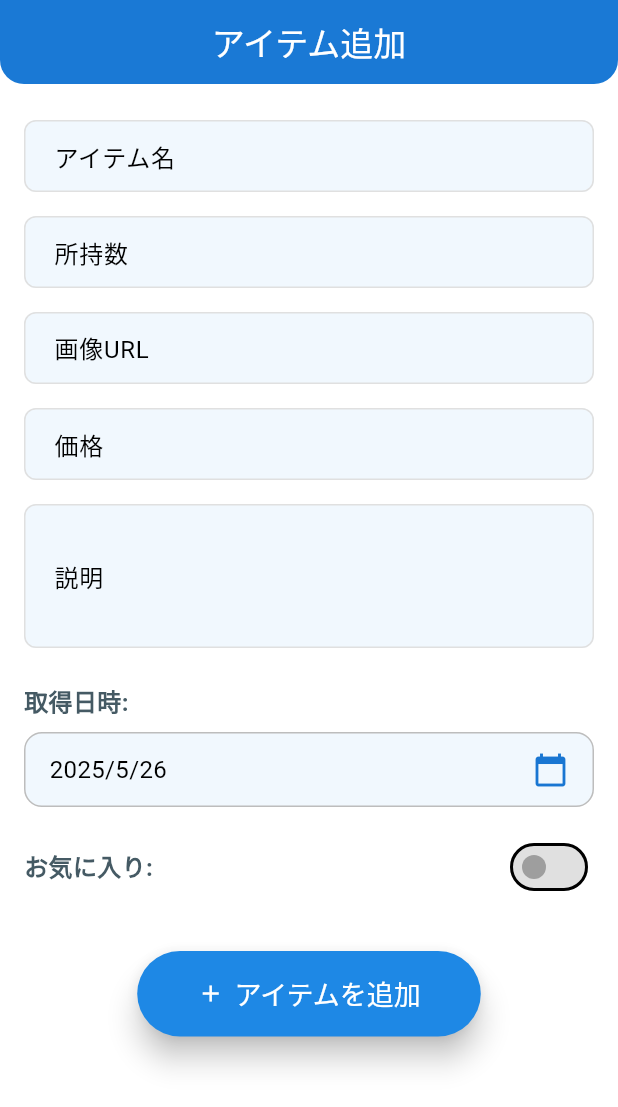
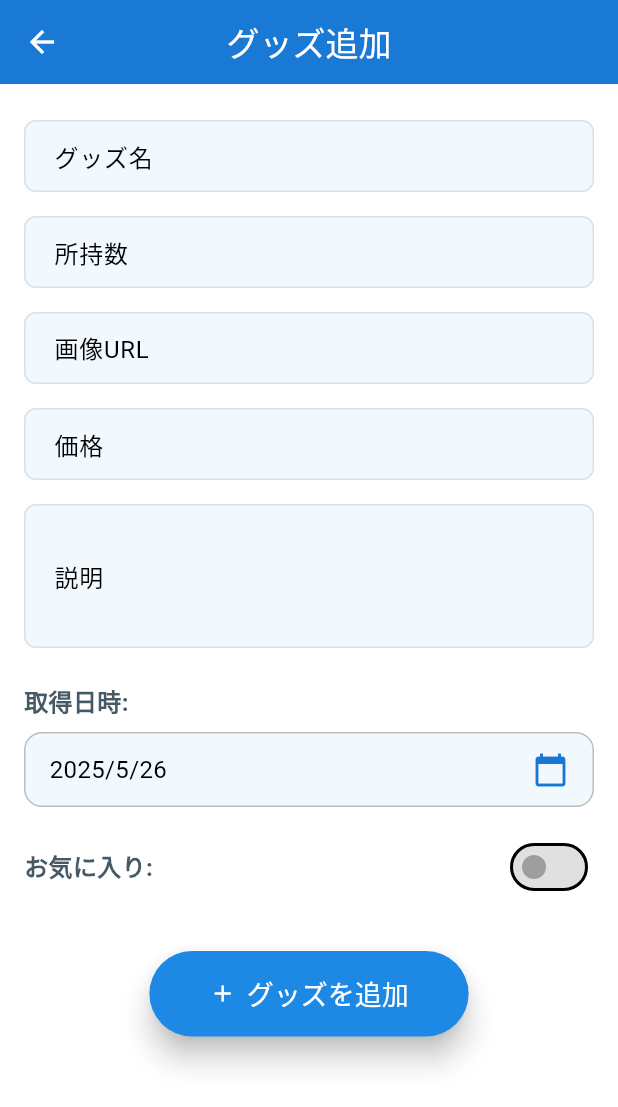
Before and after one commit to Neah999/OtakuApp, a Flutter app: the ItemAddPage screen opened by its route, on a phone screen of 412 x 824 dp. Shown: the top 1107 px of the screen. Run offline on Flutter 3.47's test engine with Material 3 defaults, Android fonts, the light colour scheme and no system bars; our stand-ins replace device_preview, flutter_hooks, freezed_annotation, go_router, hooks_riverpod, riverpod_annotation; generated files the repository leaves out were written again; network calls fail; Roboto replaces fonts that are missing (NotoSansJP).

Commit message:
リファクタリング

```diff
--- a/frontend/lib/application/usecases/add_item.dart
+++ b/frontend/lib/application/usecases/add_item.dart
@@ -3,7 +3,7 @@ import '../../domain/entities/item.dart';
 import '../../domain/repositories/item_repository.dart';
 import '../../infrastructure/repositories/item_repository_impl.dart'; // 実装をインポート
 
-// アイテムを追加するユースケース
+// グッズを追加するユースケース
 class AddItemUseCase {
   final ItemRepository _repository;
 
--- a/frontend/lib/application/usecases/delete_item.dart
+++ b/frontend/lib/application/usecases/delete_item.dart
@@ -2,7 +2,7 @@ import 'package:hooks_riverpod/hooks_riverpod.dart';
 import '../../domain/repositories/item_repository.dart';
 import '../../infrastructure/repositories/item_repository_impl.dart'; // 実装をインポート
 
-// アイテムを削除するユースケース
+// グッズを削除するユースケース
 class DeleteItemUseCase {
   final ItemRepository _repository;
 
--- a/frontend/lib/application/usecases/get_items.dart
+++ b/frontend/lib/application/usecases/get_items.dart
@@ -3,7 +3,7 @@ import '../../domain/entities/item.dart';
 import '../../domain/repositories/item_repository.dart';
 import '../../infrastructure/repositories/item_repository_impl.dart'; // 実装をインポート
 
-// アイテムリストを取得するユースケース
+// グッズリストを取得するユースケース
 class GetItemsUseCase {
   final ItemRepository _repository;
 
--- a/frontend/lib/application/usecases/update_item.dart
+++ b/frontend/lib/application/usecases/update_item.dart
@@ -3,7 +3,7 @@ import '../../domain/entities/item.dart';
 import '../../domain/repositories/item_repository.dart';
 import '../../infrastructure/repositories/item_repository_impl.dart'; // 実装をインポート
 
-// アイテムを更新するユースケース
+// グッズを更新するユースケース
 class UpdateItemUseCase {
   final ItemRepository _repository;
 
--- a/frontend/lib/domain/entities/item.dart
+++ b/frontend/lib/domain/entities/item.dart
@@ -8,7 +8,7 @@ part 'item.g.dart';
 class Item with _$Item {
   const factory Item({
     required String id, // ユニークなID
-    required String name, // アイテム名
+    required String name, // グッズ名
     required int quantity, // 個数
     String? imageUrl, // 画像URL
     @Default(false) bool isFavorite, // お気に入り状態
--- a/frontend/lib/presentation/notifiers/item_notifiers.dart
+++ b/frontend/lib/presentation/notifiers/item_notifiers.dart
@@ -7,7 +7,7 @@ import '../../application/usecases/delete_item.dart';
 
 part 'item_notifiers.g.dart';
 
-// アイテムリストの状態を管理するAsyncNotifierProvider
+// グッズリストの状態を管理するAsyncNotifierProvider
 @riverpod
 class ItemsNotifier extends _$ItemsNotifier {
   @override
--- a/frontend/lib/presentation/pages/item_add_page.dart
+++ b/frontend/lib/presentation/pages/item_add_page.dart
@@ -5,6 +5,7 @@ import 'package:go_router/go_router.dart';
 import '../../domain/entities/item.dart';
 import '../../presentation/notifiers/item_notifiers.dart';
 import 'package:uuid/uuid.dart'; // ユニークID生成用
+import '../widgets/app_bar_widget.dart';
 
 class ItemAddPage extends HookConsumerWidget {
   const ItemAddPage({super.key});
@@ -23,31 +24,50 @@ class ItemAddPage extends HookConsumerWidget {
     final formKey = useMemoized(() => GlobalKey<FormState>(), []);
 
     return Scaffold(
-      appBar: AppBar(
-        title: const Text('アイテム追加'),
-        centerTitle: true,
-        backgroundColor: Colors.blue.shade700,
-        foregroundColor: Colors.white,
-        elevation: 4,
-        shape: const RoundedRectangleBorder(
-          borderRadius: BorderRadius.vertical(
-            bottom: Radius.circular(16),
-          ),
-        ),
+      appBar: ItemAppBar(
+        type: AppBarType.add,
+        onActionPressed: () => context.go('/'),
       ),
       body: SingleChildScrollView(
         padding: const EdgeInsets.all(16.0),
         child: Form(
           key: formKey,
-          child: Column(
+          child: _buildTextFieldColumn(
+              nameController,
+              quantityController,
+              imageUrlController,
+              priceController,
+              descriptionController,
+              context,
+              acquisitionDate,
+              isFavorite,
+              formKey,
+              ref),
+        ),
+      ),
+    );
+  }
+
+  Column _buildTextFieldColumn(
+      TextEditingController nameController,
+      TextEditingController quantityController,
+      TextEditingController imageUrlController,
+      TextEditingController priceController,
+      TextEditingController descriptionController,
+      BuildContext context,
+      ValueNotifier<DateTime> acquisitionDate,
+      ValueNotifier<bool> isFavorite,
+      GlobalKey<FormState> formKey,
+      WidgetRef ref) {
+    return Column(
       crossAxisAlignment: CrossAxisAlignment.start,
       children: [
         _buildTextField(
           controller: nameController,
-                labelText: 'アイテム名',
+          labelText: 'グッズ名',
           validator: (value) {
             if (value == null || value.isEmpty) {
-                    return 'アイテム名を入力してください';
+              return 'グッズ名を入力してください';
             }
             return null;
           },
@@ -103,10 +123,14 @@ class ItemAddPage extends HookConsumerWidget {
                   id: const Uuid().v4(), // 新規追加時は新しいID
                   name: nameController.text,
                   quantity: int.parse(quantityController.text),
-                        imageUrl: imageUrlController.text.isEmpty ? null : imageUrlController.text,
+                  imageUrl: imageUrlController.text.isEmpty
+                      ? null
+                      : imageUrlController.text,
                   isFavorite: isFavorite.value,
                   price: int.parse(priceController.text),
-                        description: descriptionController.text.isEmpty ? null : descriptionController.text,
+                  description: descriptionController.text.isEmpty
+                      ? null
+                      : descriptionController.text,
                   acquisitionDate: acquisitionDate.value,
                 );
 
@@ -118,7 +142,7 @@ class ItemAddPage extends HookConsumerWidget {
               }
             },
             icon: const Icon(Icons.add),
-                  label: const Text('アイテムを追加'),
+            label: const Text('グッズを追加'),
             style: ElevatedButton.styleFrom(
               backgroundColor: Colors.blue.shade600,
               foregroundColor: Colors.white,
@@ -132,9 +156,6 @@ class ItemAddPage extends HookConsumerWidget {
           ),
         ),
       ],
-          ),
-        ),
-      ),
     );
   }
 
@@ -168,13 +189,17 @@ class ItemAddPage extends HookConsumerWidget {
     );
   }
 
-  Widget _buildDateField(BuildContext context, ValueNotifier<DateTime> dateNotifier) {
+  Widget _buildDateField(
+      BuildContext context, ValueNotifier<DateTime> dateNotifier) {
     return Column(
       crossAxisAlignment: CrossAxisAlignment.start,
       children: [
         Text(
           '取得日時:',
-          style: TextStyle(fontSize: 16, fontWeight: FontWeight.bold, color: Colors.blueGrey.shade700),
+          style: TextStyle(
+              fontSize: 16,
+              fontWeight: FontWeight.bold,
+              color: Colors.blueGrey.shade700),
         ),
         const SizedBox(height: 8),
         InkWell(
@@ -235,7 +260,10 @@ class ItemAddPage extends HookConsumerWidget {
       children: [
         Text(
           'お気に入り:',
-          style: TextStyle(fontSize: 16, fontWeight: FontWeight.bold, color: Colors.blueGrey.shade700),
+          style: TextStyle(
+              fontSize: 16,
+              fontWeight: FontWeight.bold,
+              color: Colors.blueGrey.shade700),
         ),
         Switch(
           value: isFavoriteNotifier.value,
--- a/frontend/lib/presentation/pages/item_grid_page.dart
+++ b/frontend/lib/presentation/pages/item_grid_page.dart
@@ -1,8 +1,10 @@
 import 'package:flutter/material.dart';
 import 'package:frontend/domain/entities/item.dart';
+import 'package:frontend/presentation/widgets/add_floating_action_button_widget.dart';
 import 'package:hooks_riverpod/hooks_riverpod.dart';
 import 'package:go_router/go_router.dart';
 import '../notifiers/item_notifiers.dart'; // パスを更新
+import '../widgets/app_bar_widget.dart';
 
 class ItemGridPage extends HookConsumerWidget {
   const ItemGridPage({super.key});
@@ -12,20 +14,9 @@ class ItemGridPage extends HookConsumerWidget {
     final itemsAsyncValue = ref.watch(itemsNotifierProvider);
 
     return Scaffold(
-      appBar: AppBar(
-        title: const Text('アイテム一覧 (グリッド)'), // タイトル
-        centerTitle: true,
-        foregroundColor: Colors.black54,
-        elevation: 4,
-        actions: [
-          IconButton(
-            icon: const Icon(Icons.list), // リスト表示アイコン
-            tooltip: 'リスト表示に切り替える',
-            onPressed: () {
-              context.go('/'); // リスト表示ページへ遷移
-            },
-          ),
-        ],
+      appBar: ItemAppBar(
+        type: AppBarType.grid,
+        onActionPressed: () => context.go('/'),
       ),
       body: itemsAsyncValue.when(
         data: (items) {
@@ -41,7 +32,7 @@ class ItemGridPage extends HookConsumerWidget {
                   ),
                   const SizedBox(height: 16),
                   Text(
-                    'アイテムがありません。',
+                    'グッズがありません。',
                     style: TextStyle(
                       fontSize: 18,
                       color: Colors.grey.shade600,
@@ -60,14 +51,15 @@ class ItemGridPage extends HookConsumerWidget {
             );
           }
           return RefreshIndicator(
-            onRefresh: () => ref.read(itemsNotifierProvider.notifier).refreshItems(),
+            onRefresh: () =>
+                ref.read(itemsNotifierProvider.notifier).refreshItems(),
             child: GridView.builder(
-              padding: const EdgeInsets.all(8.0),
+              padding: const EdgeInsets.fromLTRB(8, 8, 8, 64),
               gridDelegate: const SliverGridDelegateWithFixedCrossAxisCount(
                 crossAxisCount: 4, // 3列で表示
                 crossAxisSpacing: 8.0, // 横方向のスペース
                 mainAxisSpacing: 8.0, // 縦方向のスペース
-                childAspectRatio: 0.9, // アイテムの縦横比
+                childAspectRatio: 0.9, // グッズの縦横比
               ),
               itemCount: items.length,
               itemBuilder: (context, index) {
@@ -80,21 +72,8 @@ class ItemGridPage extends HookConsumerWidget {
         loading: () => const Center(child: CircularProgressIndicator()),
         error: (err, stack) => Center(child: Text('エラー: $err')),
       ),
-      floatingActionButton: FloatingActionButton(
-        onPressed: () {
-          context.go('/add');
-        },
-        // icon: const Icon(Icons.add),
-        backgroundColor: Colors.blue.shade600,
-        foregroundColor: Colors.white,
-        shape: RoundedRectangleBorder(
-          borderRadius: BorderRadius.circular(30),
-        ),
-        elevation: 8,
-        // label: const Text(''),
-        child: const Icon(Icons.add),
-      ),
-      floatingActionButtonLocation: FloatingActionButtonLocation.endDocked,
+      floatingActionButton: AddFloatingActionButton(),
+      floatingActionButtonLocation: FloatingActionButtonLocation.endFloat,
     );
   }
 }
@@ -124,11 +103,13 @@ class ItemWidget extends StatelessWidget {
                   child: ClipRRect(
                     borderRadius: BorderRadius.circular(8),
                     child: Image.network(
-                      item.imageUrl ?? 'https://placehold.co/200x200/E0E0E0/808080?text=No+Image',
+                      item.imageUrl ??
+                          'https://placehold.co/200x200/E0E0E0/808080?text=No+Image',
                       fit: BoxFit.cover,
                       errorBuilder: (context, error, stackTrace) => Container(
                         color: Colors.grey.shade300,
-                        child: Icon(Icons.broken_image, color: Colors.grey.shade600),
+                        child: Icon(Icons.broken_image,
+                            color: Colors.grey.shade600),
                       ),
                     ),
                   ),
@@ -137,7 +118,8 @@ class ItemWidget extends StatelessWidget {
                   top: 0,
                   right: 0,
                   child: Container(
-                    padding: const EdgeInsets.symmetric(horizontal: 6, vertical: 2),
+                    padding:
+                        const EdgeInsets.symmetric(horizontal: 6, vertical: 2),
                     decoration: BoxDecoration(
                       color: Colors.black.withOpacity(0.6),
                       borderRadius: BorderRadius.circular(8),
--- a/frontend/lib/presentation/router/app.dart
+++ b/frontend/lib/presentation/router/app.dart
@@ -12,7 +12,7 @@ class App extends HookConsumerWidget {
     final router = ref.watch(goRouterProvider);
 
     return MaterialApp.router(
-      title: 'アイテム管理アプリ',
+      title: 'グッズ管理アプリ',
       theme: AppTheme.lightTheme,
       useInheritedMediaQuery: true,
       locale: DevicePreview.locale(context),
--- /dev/null
+++ b/frontend/lib/presentation/widgets/app_bar_widget.dart
@@ -0,0 +1,93 @@
+import 'package:flutter/material.dart';
+
+/// アプリケーションのAppBar
+class ItemAppBar extends StatelessWidget implements PreferredSizeWidget {
+  /// AppBarの種類
+  final AppBarType type;
+
+  /// アクションボタンのコールバック
+  final VoidCallback? onActionPressed;
+
+  const ItemAppBar({
+    super.key,
+    required this.type,
+    this.onActionPressed,
+  });
+
+  @override
+  Widget build(BuildContext context) {
+    switch (type) {
+      case AppBarType.list:
+        return AppBar(
+          title: const Text('グッズ一覧'),
+          centerTitle: true,
+          foregroundColor: Colors.white,
+          elevation: 4,
+          actions: [
+            IconButton(
+              icon: const Icon(Icons.grid_view),
+              onPressed: onActionPressed,
+            ),
+          ],
+        );
+
+      case AppBarType.grid:
+        return AppBar(
+          title: const Text('グッズ一覧'),
+          centerTitle: true,
+          foregroundColor: Colors.white,
+          elevation: 4,
+          actions: [
+            IconButton(
+              icon: const Icon(Icons.list),
+              onPressed: onActionPressed,
+            ),
+          ],
+        );
+
+      case AppBarType.add:
+        return AppBar(
+          title: const Text('グッズ追加'),
+          centerTitle: true,
+          backgroundColor: Colors.blue.shade700,
+          foregroundColor: Colors.white,
+          elevation: 4,
+          leading: IconButton(
+            icon: const Icon(Icons.arrow_back),
+            onPressed: onActionPressed,
+          ),
+        );
+
+      case AppBarType.edit:
+        return AppBar(
+          title: const Text('グッズ編集'),
+          centerTitle: true,
+          backgroundColor: Colors.blue.shade700,
+          foregroundColor: Colors.white,
+          elevation: 4,
+          leading: IconButton(
+            icon: const Icon(Icons.arrow_back),
+            onPressed: onActionPressed,
+          ),
+        );
+    }
+  }
+
+  @override
+  Size get preferredSize => const Size.fromHeight(kToolbarHeight);
+}
+
+/// AppBarの種類を定義する列挙型
+enum AppBarType {
+  /// 一覧画面用
+  list,
+
+  /// グリッド表示用
+  grid,
+
+  /// 追加画面用
+  add,
+
+  /// 編集画面用
+  edit,
+}
```
Also changed, not shown: frontend/lib/presentation/pages/item_edit_page.dart (+71 -48 lines), frontend/lib/presentation/pages/item_list_page.dart (+9 -36 lines), frontend/lib/presentation/widgets/add_floating_action_button_widget.dart (added, +26 -0 lines), frontend/lib/domain/entities/item.freezed.dart. Lines whose indentation alone changed are shown as unchanged.
